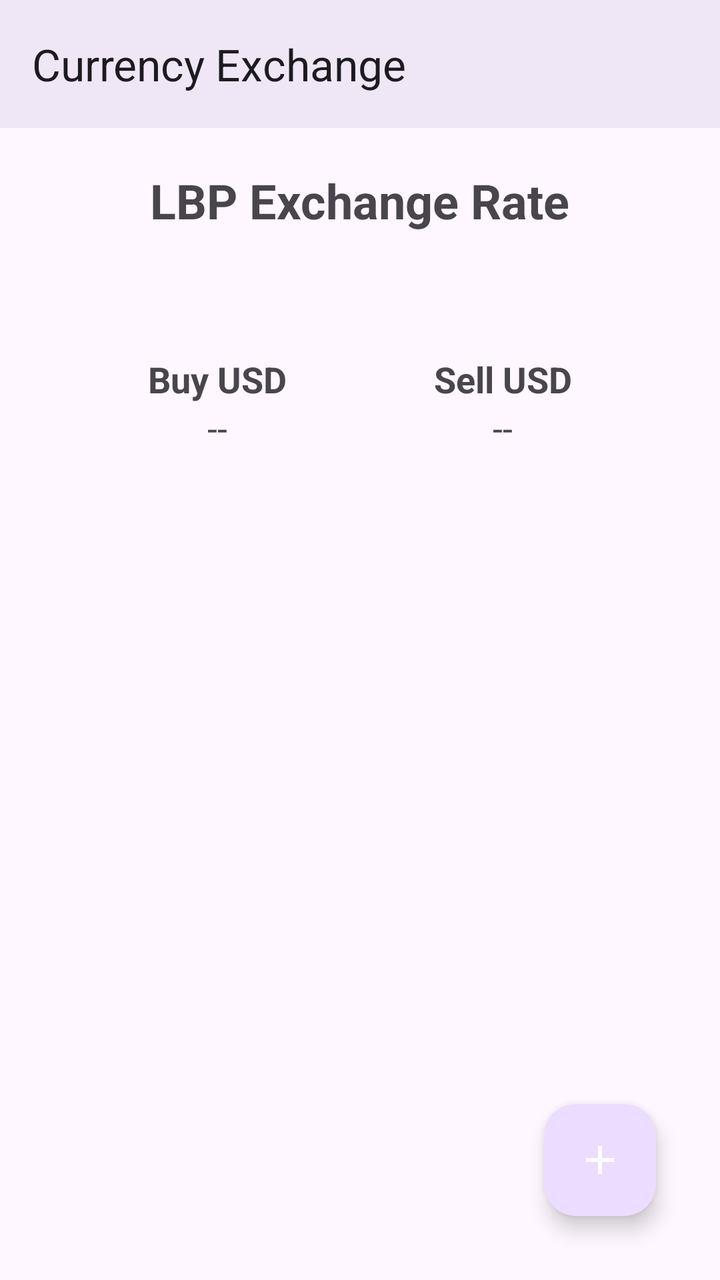
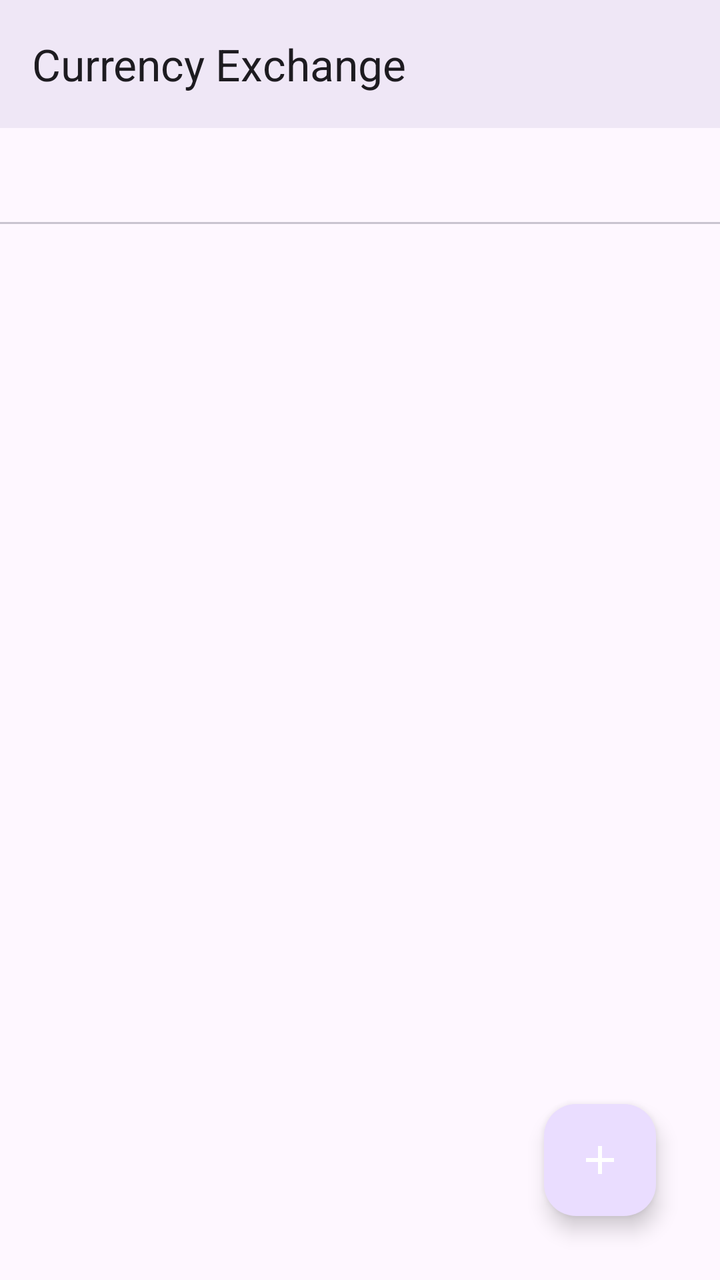

The first picture is an Android layout as it rendered before a commit; the second is the same layout after the commit. The layout source and the unified diff follow.
<!-- AndroidManifest.xml: application theme Theme.CurrencyExchange -->
<!-- res/layout/activity_main.xml -->
<?xml version="1.0" encoding="utf-8"?>
<androidx.constraintlayout.widget.ConstraintLayout xmlns:android="http://schemas.android.com/apk/res/android"
    xmlns:app="http://schemas.android.com/apk/res-auto"
    xmlns:tools="http://schemas.android.com/tools"
    android:id="@+id/main"
    android:layout_width="match_parent"
    android:layout_height="match_parent"
    tools:context=".MainActivity">

    <com.google.android.material.appbar.MaterialToolbar
        android:id="@+id/toolbar"
        android:layout_width="0dp"
        android:layout_height="?attr/actionBarSize"
        android:background="?attr/colorSurface"
        android:elevation="4dp"
        app:layout_constraintEnd_toEndOf="parent"
        app:layout_constraintStart_toStartOf="parent"
        app:layout_constraintTop_toTopOf="parent"
        app:title="@string/app_name" />

    <TextView
        android:id="@+id/txtExchangeTitle"
        android:layout_width="wrap_content"
        android:layout_height="wrap_content"
        android:layout_marginTop="20dp"
        android:text="LBP Exchange Rate"
        android:textSize="24sp"
        android:textStyle="bold"
        app:layout_constraintEnd_toEndOf="parent"
        app:layout_constraintStart_toStartOf="parent"
        app:layout_constraintTop_toBottomOf="@id/toolbar" />

    <LinearLayout
        android:id="@+id/vwBuyUsd"
        android:layout_width="wrap_content"
        android:layout_height="wrap_content"
        android:gravity="center_horizontal"
        android:orientation="vertical"
        app:layout_constraintBottom_toBottomOf="parent"
        app:layout_constraintEnd_toStartOf="@id/vwSellUsd"
        app:layout_constraintHorizontal_weight="1"
        app:layout_constraintStart_toStartOf="parent"
        app:layout_constraintTop_toTopOf="parent"
        app:layout_constraintVertical_bias="0.3">

        <TextView
            android:layout_width="wrap_content"
            android:layout_height="wrap_content"
            android:text="Buy USD"
            android:textSize="18sp"
            android:textStyle="bold" />

        <TextView
            android:id="@+id/txtBuyUsdRate"
            android:layout_width="wrap_content"
            android:layout_height="wrap_content"
            android:text="--"
            android:textSize="18sp" />
    </LinearLayout>

    <LinearLayout
        android:id="@+id/vwSellUsd"
        android:layout_width="wrap_content"
        android:layout_height="wrap_content"
        android:gravity="center_horizontal"
        android:orientation="vertical"
        app:layout_constraintBottom_toBottomOf="parent"
        app:layout_constraintEnd_toEndOf="parent"
        app:layout_constraintHorizontal_weight="1"
        app:layout_constraintStart_toEndOf="@id/vwBuyUsd"
        app:layout_constraintTop_toTopOf="parent"
        app:layout_constraintVertical_bias="0.3">

        <TextView
            android:layout_width="wrap_content"
            android:layout_height="wrap_content"
            android:text="Sell USD"
            android:textSize="18sp"
            android:textStyle="bold" />

        <TextView
            android:id="@+id/txtSellUsdRate"
            android:layout_width="wrap_content"
            android:layout_height="wrap_content"
            android:text="--"
            android:textSize="18sp" />
    </LinearLayout>

    <com.google.android.material.floatingactionbutton.FloatingActionButton
        android:id="@+id/fab"
        android:layout_width="wrap_content"
        android:layout_height="wrap_content"
        android:layout_margin="32dp"
        android:contentDescription="Add Transaction"
        android:src="@drawable/ic_baseline_add_24"
        app:layout_constraintBottom_toBottomOf="parent"
        app:layout_constraintEnd_toEndOf="parent"
        app:tint="@color/white" />

</androidx.constraintlayout.widget.ConstraintLayout>
<!-- resources referenced by this layout -->
<resources>
  <color name="white">#FFFFFFFF</color>
  <!-- drawable ic_baseline_add_24 (drawable) -->
  <vector xmlns:android="http://schemas.android.com/apk/res/android"
      android:width="24dp"
      android:height="24dp"
      android:viewportWidth="24"
      android:viewportHeight="24">
      <path
          android:fillColor="@color/white"
          android:pathData="M19,13h-6v6h-2v-6H5v-2h6V5h2v6h6v2z" />
  </vector>
  <string name="app_name">Currency Exchange</string>
  <style name="Theme.CurrencyExchange" parent="Base.Theme.CurrencyExchange" />
  <style name="Base.Theme.CurrencyExchange" parent="Theme.Material3.DayNight.NoActionBar">
          <item name="colorOnSecondary">@color/white</item>
      </style>
</resources>

<!-- the commit's change to res/layout/activity_main.xml (unified diff, before → after) -->
@@ -18,73 +18,22 @@
         app:layout_constraintTop_toTopOf="parent"
         app:title="@string/app_name" />
 
-    <TextView
-        android:id="@+id/txtExchangeTitle"
-        android:layout_width="wrap_content"
+    <com.google.android.material.tabs.TabLayout
+        android:id="@+id/tabLayout"
+        android:layout_width="match_parent"
         android:layout_height="wrap_content"
-        android:layout_marginTop="20dp"
-        android:text="LBP Exchange Rate"
-        android:textSize="24sp"
-        android:textStyle="bold"
         app:layout_constraintEnd_toEndOf="parent"
         app:layout_constraintStart_toStartOf="parent"
         app:layout_constraintTop_toBottomOf="@id/toolbar" />
 
-    <LinearLayout
-        android:id="@+id/vwBuyUsd"
-        android:layout_width="wrap_content"
-        android:layout_height="wrap_content"
-        android:gravity="center_horizontal"
-        android:orientation="vertical"
-        app:layout_constraintBottom_toBottomOf="parent"
-        app:layout_constraintEnd_toStartOf="@id/vwSellUsd"
-        app:layout_constraintHorizontal_weight="1"
-        app:layout_constraintStart_toStartOf="parent"
-        app:layout_constraintTop_toTopOf="parent"
-        app:layout_constraintVertical_bias="0.3">
-
-        <TextView
-            android:layout_width="wrap_content"
-            android:layout_height="wrap_content"
-            android:text="Buy USD"
-            android:textSize="18sp"
-            android:textStyle="bold" />
-
-        <TextView
-            android:id="@+id/txtBuyUsdRate"
-            android:layout_width="wrap_content"
-            android:layout_height="wrap_content"
-            android:text="--"
-            android:textSize="18sp" />
-    </LinearLayout>
-
-    <LinearLayout
-        android:id="@+id/vwSellUsd"
-        android:layout_width="wrap_content"
-        android:layout_height="wrap_content"
-        android:gravity="center_horizontal"
-        android:orientation="vertical"
+    <androidx.viewpager2.widget.ViewPager2
+        android:id="@+id/tabsViewPager"
+        android:layout_width="match_parent"
+        android:layout_height="0dp"
         app:layout_constraintBottom_toBottomOf="parent"
         app:layout_constraintEnd_toEndOf="parent"
-        app:layout_constraintHorizontal_weight="1"
-        app:layout_constraintStart_toEndOf="@id/vwBuyUsd"
-        app:layout_constraintTop_toTopOf="parent"
-        app:layout_constraintVertical_bias="0.3">
-
-        <TextView
-            android:layout_width="wrap_content"
-            android:layout_height="wrap_content"
-            android:text="Sell USD"
-            android:textSize="18sp"
-            android:textStyle="bold" />
-
-        <TextView
-            android:id="@+id/txtSellUsdRate"
-            android:layout_width="wrap_content"
-            android:layout_height="wrap_content"
-            android:text="--"
-            android:textSize="18sp" />
-    </LinearLayout>
+        app:layout_constraintStart_toStartOf="parent"
+        app:layout_constraintTop_toBottomOf="@id/tabLayout" />
 
     <com.google.android.material.floatingactionbutton.FloatingActionButton
         android:id="@+id/fab"
